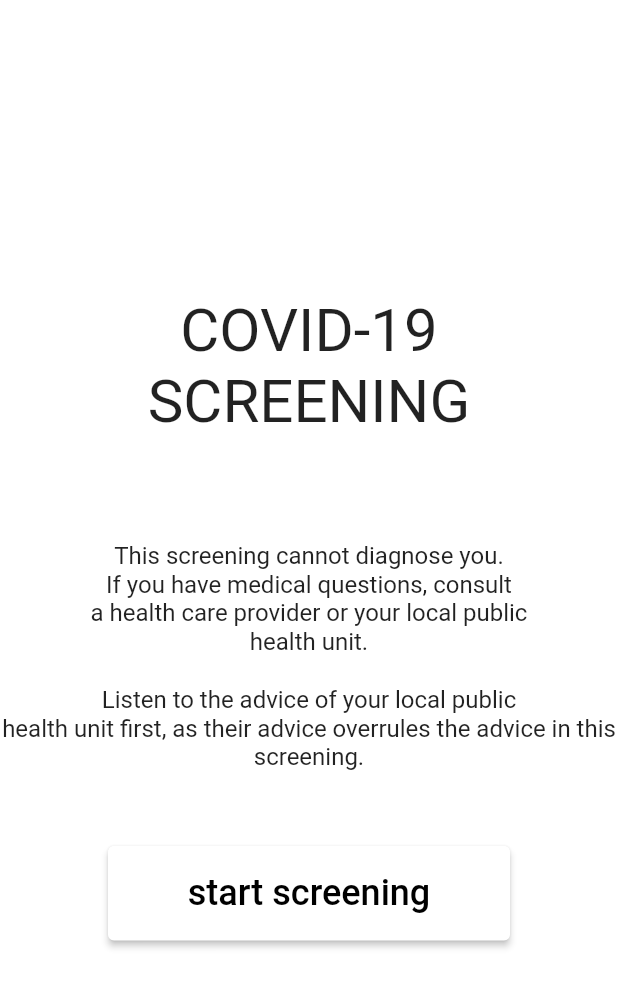
After one commit to yippyym/navigate-19, a Flutter app: the screen it shows after launch, on a phone screen of 412 x 824 dp. The commit adds this screen. Shown: the top 987 px of the screen. Run offline on Flutter 3.47's test engine with Material 2 defaults, Android fonts, the light colour scheme and no system bars.

Commit message:
create homepage

```diff
--- a/covidscreeningapp/lib/main.dart
+++ b/covidscreeningapp/lib/main.dart
@@ -1,4 +1,4 @@
-import 'package:covidscreeningapp/questionnaire/questionnaire.dart';
+import 'package:covidscreeningapp/pages/homepage.dart';
 import 'package:flutter/material.dart';
 
 void main() {
@@ -9,7 +9,7 @@ class CovidScreeningApp extends StatelessWidget {
   @override
   Widget build(BuildContext context) {
     return MaterialApp(
-      home: ScreeningQuestionnaire(),
+      home: Homepage(),
       debugShowCheckedModeBanner: false,
     );
   }
--- /dev/null
+++ b/covidscreeningapp/lib/pages/homepage.dart
@@ -0,0 +1,76 @@
+import 'package:covidscreeningapp/pages/questionnaire/questionnaire.dart';
+import 'package:flutter/material.dart';
+
+//iPhone 8 - 37
+class Homepage extends StatefulWidget {
+  @override
+  _Homepage createState() => _Homepage();
+}
+
+class _Homepage extends State<Homepage> {
+  @override
+  Widget build(BuildContext context) {
+    return Scaffold(
+      backgroundColor: Colors.white,
+      body: Center(
+        child: Column(
+          mainAxisAlignment: MainAxisAlignment.center,
+          children: <Widget>[
+            Text(
+              'COVID-19 \nSCREENING',
+              textAlign: TextAlign.center,
+              style: TextStyle(fontSize: 40),
+            ),
+            SizedBox(
+              height: 70,
+            ),
+            Text(
+              'This screening cannot diagnose you. \nIf you have medical questions, consult \na health care provider or your local public \nhealth unit.',
+              textAlign: TextAlign.center,
+              style: TextStyle(
+                fontSize: 16,
+              ),
+            ),
+            SizedBox(
+              height: 20,
+            ),
+            Text(
+              'Listen to the advice of your local public \nhealth unit first, as their advice overrules the advice in this screening.',
+              textAlign: TextAlign.center,
+              style: TextStyle(
+                fontSize: 16,
+              ),
+            ),
+            SizedBox(
+              height: 50,
+            ),
+            SizedBox(
+              height: 63,
+              width: 268,
+              child: ElevatedButton(
+                  style: ButtonStyle(
+                    backgroundColor:
+                        MaterialStateProperty.all<Color>(Colors.white),
+                  ),
+                  onPressed: () {
+                    Navigator.push(
+                      context,
+                      MaterialPageRoute(
+                        builder: (context) => ScreeningQuestionnaire(),
+                      ),
+                    );
+                  },
+                  child: Text(
+                    'start screening',
+                    style: TextStyle(
+                      color: Colors.black,
+                      fontSize: 24,
+                    ),
+                  )),
+            )
+          ],
+        ),
+      ),
+    );
+  }
+}
--- a/covidscreeningapp/lib/questionnaire/questionnaire.dart
+++ b/covidscreeningapp/lib/pages/questionnaire/questionnaire.dart
@@ -1,4 +1,4 @@
-import 'package:covidscreeningapp/questionnaire/radio_button.dart';
+import 'package:covidscreeningapp/pages/questionnaire/radio_button.dart';
 import 'package:flutter/material.dart';
 
 //iPhone 8 - 37
@@ -21,19 +21,21 @@ class _ScreeningQuestionnaire extends State<ScreeningQuestionnaire> {
       backgroundColor: Colors.white,
       body: Center(
         child: Column(
-          mainAxisAlignment: MainAxisAlignment.center,
+          mainAxisAlignment: MainAxisAlignment.start,
           children: <Widget>[
+            SizedBox(height: 60),
             Text(
-              'Question test',
+              'COVID-19 \nSCREENING',
               textAlign: TextAlign.center,
+              style: TextStyle(fontSize: 40),
             ),
             SizedBox(
               height: 300,
-              child: RadioButton(Colors.black, '', _titles, (value) {
+              child: RadioButton(Colors.black, 'question', _titles, (value) {
                 setState(() {
                   _selectedValue = value;
                 });
-              }, _selectedValue, 0, 22, false, 0),
+              }, _selectedValue, 24, 16, false, 0),
             ),
           ],
         ),
```
Also changed, not shown: covidscreeningapp/lib/pages/nagivation_bar.dart (added), covidscreeningapp/lib/pages/questionnaire/radio_button.dart (renamed from covidscreeningapp/lib/questionnaire/radio_button.dart).
